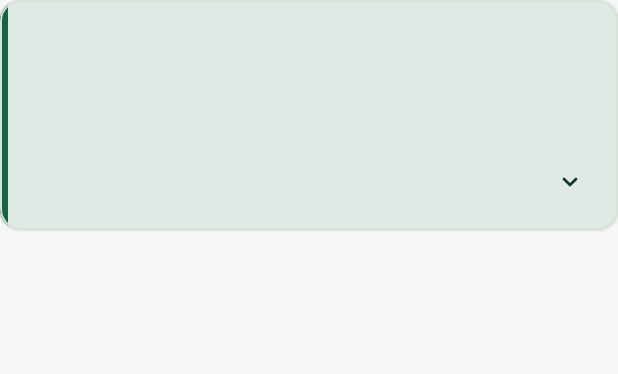
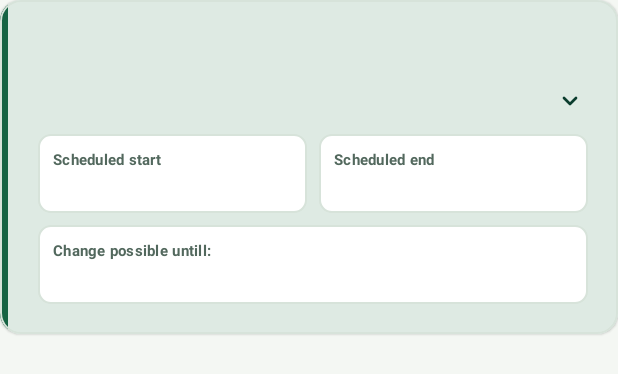
Before and after one commit to SupunPrabodha/SmartSolar, an Android app: the layout item_reservation_card.xml on its own in the app's theme, with its tools: preview values and no code run, on a phone screen of 412 x 824 dp. Shown: the top 374 px of the screen. Run offline under Robolectric (Android 15) with nearby library versions, the light colour scheme and no system bars.

Commit message:
UI/UX changes on the reservation card, & reservation filter tab Ul

```diff
--- a/mobile/SmartSolarMobile/app/src/main/java/com/smartsolar/mobile/ui/workspace/MyReservationsFragment.java
+++ b/mobile/SmartSolarMobile/app/src/main/java/com/smartsolar/mobile/ui/workspace/MyReservationsFragment.java
@@ -225,7 +225,6 @@ public final class MyReservationsFragment extends WorkspaceFragment {
             TextView textCardStatus = card.findViewById(R.id.textCardStatus);
             TextView textCardStation = card.findViewById(R.id.textCardStation);
             TextView textCardEnergy = card.findViewById(R.id.textCardEnergy);
-            TextView textCardStartPreview = card.findViewById(R.id.textCardStartPreview);
             ImageView textChevron = card.findViewById(R.id.textChevron);
             View cardHeader = card.findViewById(R.id.cardHeader);
             View layoutExpandedDetails = card.findViewById(R.id.layoutExpandedDetails);
--- a/mobile/SmartSolarMobile/app/src/main/res/color/solar_action_danger_text.xml
+++ b/mobile/SmartSolarMobile/app/src/main/res/color/solar_action_danger_text.xml
@@ -1,4 +1,4 @@
 <selector xmlns:android="http://schemas.android.com/apk/res/android">
-    <item android:state_enabled="false" android:color="@color/solar_action_disabled_text"/>
+    <item android:state_enabled="false" android:color="@color/solar_status_cancelled" android:alpha="0.38"/>
     <item android:color="@color/solar_status_rejected"/>
 </selector>
--- /dev/null
+++ b/mobile/SmartSolarMobile/app/src/main/res/drawable/bg_filter_tab_indicator.xml
@@ -0,0 +1,5 @@
+<?xml version="1.0" encoding="utf-8"?>
+<shape xmlns:android="http://schemas.android.com/apk/res/android">
+    <solid android:color="@color/solar_primary" />
+    <corners android:radius="20dp" />
+</shape>
--- a/mobile/SmartSolarMobile/app/src/main/res/layout/item_reservation_card.xml
+++ b/mobile/SmartSolarMobile/app/src/main/res/layout/item_reservation_card.xml
@@ -11,33 +11,27 @@
     app:strokeWidth="1dp"
     app:strokeColor="@color/solar_border">
 
-    <!--
-        Outer card container.
-        The status accent is retained from Merge-M1-M4.
-    -->
+    <!-- Outer Container with Left Status Accent Bar -->
     <LinearLayout
         android:layout_width="match_parent"
         android:layout_height="wrap_content"
         android:orientation="horizontal">
 
-        <!-- Reservation status accent -->
+        <!-- Left Status Color Accent Strip -->
         <View
             android:id="@+id/viewStatusAccent"
             android:layout_width="5dp"
             android:layout_height="match_parent"
             android:background="@drawable/bg_status_accent_bar" />
 
-        <!-- Main reservation content -->
+        <!-- Main Card Contents -->
         <LinearLayout
             android:layout_width="0dp"
             android:layout_height="wrap_content"
             android:layout_weight="1"
             android:orientation="vertical">
 
-            <!-- ========================================================= -->
-            <!-- COLLAPSED / SUMMARY HEADER                               -->
-            <!-- ========================================================= -->
-
+            <!-- Clickable Base Header -->
             <LinearLayout
                 android:id="@+id/cardHeader" android:background="@color/solar_brand_surface"
                 android:layout_width="match_parent"
@@ -49,7 +43,7 @@
                 android:focusable="true"
                 android:minHeight="48dp">
 
-                <!-- Energy amount + reservation status -->
+                <!-- Top Row: Energy Amount + Status -->
                 <LinearLayout
                     android:layout_width="match_parent"
                     android:layout_height="wrap_content"
@@ -74,58 +68,25 @@
 
                 </LinearLayout>
 
-                <!--
-                    Compact schedule preview retained from the polished
-                    IT23187450 reservation card.
-                -->
-                <TextView
-                    android:id="@+id/textCardStartPreview"
-                    style="@style/Solar.Body"
-                    android:layout_width="match_parent"
-                    android:layout_height="wrap_content"
-                    android:layout_marginTop="@dimen/solar_space_sm"
-                    android:textColor="@color/solar_text"
-                    android:textSize="14sp" />
-
-                <!-- Station -->
-                <TextView
-                    android:id="@+id/textCardStation"
-                    style="@style/Solar.Body"
-                    android:layout_width="match_parent"
-                    android:layout_height="wrap_content"
-                    android:layout_marginTop="@dimen/solar_space_sm"
-                    android:textColor="@color/solar_secondary"
-                    android:textSize="13sp"
-                    android:maxLines="1"
-                    android:ellipsize="end" />
-
-                <!-- Reservation reference + vector expand chevron -->
+                <!-- Station Name + Vector Chevron -->
                 <LinearLayout
                     android:layout_width="match_parent"
                     android:layout_height="wrap_content"
-                    android:layout_marginTop="6dp"
                     android:orientation="horizontal"
-                    android:gravity="center_vertical">
+                    android:gravity="center_vertical"
+                    android:layout_marginTop="6dp">
 
-                    <!--
-                        Kept for compatibility with the polished Prosumer
-                        reservation renderer. It consumes zero meaningful
-                        space when no value is bound.
-                    -->
                     <TextView
-                        android:id="@+id/textCardIdSnippet"
+                        android:id="@+id/textCardStation"
                         style="@style/Solar.Body"
                         android:layout_width="0dp"
                         android:layout_height="wrap_content"
                         android:layout_weight="1"
+                        android:textSize="13sp"
                         android:textColor="@color/solar_secondary"
-                        android:textSize="12sp" />
+                        android:maxLines="1"
+                        android:ellipsize="end" />
 
-                    <!--
-                        Vector chevron.
-                        Java rotates this ImageView instead of replacing
-                        Unicode arrow characters.
-                    -->
                     <ImageView
                         android:id="@+id/textChevron"
                         android:layout_width="24dp"
@@ -136,40 +97,20 @@
 
                 </LinearLayout>
 
-            </LinearLayout>
-
-            <!-- ========================================================= -->
-            <!-- EXPANDED DETAILS                                         -->
-            <!-- ========================================================= -->
-
+                <!-- Timestamp / Cutoff Grid -->
                 <LinearLayout
-                android:id="@+id/layoutExpandedDetails"
                     android:layout_width="match_parent"
                     android:layout_height="wrap_content"
-                android:orientation="vertical"
-                android:paddingStart="@dimen/solar_space_base"
-                android:paddingEnd="@dimen/solar_space_base"
-                android:paddingBottom="@dimen/solar_space_base"
-                android:visibility="gone">
+                    android:layout_marginTop="10dp"
+                    android:orientation="vertical">
 
-                <!-- Separator -->
-                <View
-                    android:layout_width="match_parent"
-                    android:layout_height="1dp"
-                    android:layout_marginBottom="@dimen/solar_space_md"
-                    android:background="?attr/colorOutlineVariant" />
-
-                <!-- ===================================================== -->
-                <!-- SCHEDULE DETAILS                                      -->
-                <!-- ===================================================== -->
-
-                <!-- Start + End -->
+                    <!-- Start + End Row -->
                     <LinearLayout
                         android:layout_width="match_parent"
                         android:layout_height="wrap_content"
                         android:orientation="horizontal">
 
-                    <!-- Accepted / scheduled start -->
+                        <!-- Scheduled Start -->
                         <LinearLayout
                             android:layout_width="0dp"
                             android:layout_height="wrap_content"
@@ -200,7 +141,7 @@
 
                         </LinearLayout>
 
-                    <!-- Accepted / scheduled end -->
+                        <!-- Scheduled End -->
                         <LinearLayout
                             android:layout_width="0dp"
                             android:layout_height="wrap_content"
@@ -233,7 +174,7 @@
 
                     </LinearLayout>
 
-                <!-- Change / cancellation cutoff -->
+                    <!-- Change Cutoff -->
                     <LinearLayout
                         android:layout_width="match_parent"
                         android:layout_height="wrap_content"
@@ -263,15 +204,33 @@
 
                     </LinearLayout>
 
-                <!-- ===================================================== -->
-                <!-- REJECTION MESSAGE                                     -->
-                <!-- ===================================================== -->
+                </LinearLayout>
 
+            </LinearLayout>
+
+            <!-- Expanded Details and Actions -->
+            <LinearLayout
+                android:id="@+id/layoutExpandedDetails"
+                android:layout_width="match_parent"
+                android:layout_height="wrap_content"
+                android:orientation="vertical"
+                android:paddingStart="@dimen/solar_space_base"
+                android:paddingEnd="@dimen/solar_space_base"
+                android:paddingBottom="@dimen/solar_space_base"
+                android:visibility="gone">
+
+                <!-- Divider -->
+                <View
+                    android:layout_width="match_parent"
+                    android:layout_height="1dp"
+                    android:layout_marginBottom="@dimen/solar_space_md"
+                    android:background="?attr/colorOutlineVariant" />
+
+                <!-- Rejection Notice -->
                 <LinearLayout
                     android:id="@+id/layoutRejectionNotice"
                     android:layout_width="match_parent"
                     android:layout_height="wrap_content"
-                    android:layout_marginTop="@dimen/solar_space_md"
                     android:padding="@dimen/solar_space_md"
                     android:background="@drawable/bg_rejection_notice"
                     android:orientation="vertical"
@@ -281,24 +240,21 @@
                         android:layout_width="match_parent"
                         android:layout_height="wrap_content"
                         android:text="@string/rejection_reason_formatted"
-                        android:textColor="@color/solar_status_rejected"
                         android:textSize="12sp"
-                        android:textStyle="bold" />
+                        android:textStyle="bold"
+                        android:textColor="@color/solar_status_rejected" />
 
                     <TextView
                         android:id="@+id/textRejectionRemark"
                         android:layout_width="match_parent"
                         android:layout_height="wrap_content"
                         android:layout_marginTop="@dimen/solar_space_xs"
-                        android:textColor="?attr/colorOnSurface"
-                        android:textSize="13sp" />
+                        android:textSize="13sp"
+                        android:textColor="?attr/colorOnSurface" />
 
                 </LinearLayout>
 
-                <!-- ===================================================== -->
-                <!-- RESERVATION RESTRICTION MESSAGE                       -->
-                <!-- ===================================================== -->
-
+                <!-- Restriction Notice -->
                 <TextView
                     android:id="@+id/textExpandedRestriction"
                     style="@style/Solar.Body"
@@ -311,10 +267,7 @@
                     android:textSize="12sp"
                     android:visibility="gone" />
 
-                <!-- ===================================================== -->
-                <!-- ACTION BUTTONS                                        -->
-                <!-- ===================================================== -->
-
+                <!-- Action Buttons -->
                 <LinearLayout
                     android:layout_width="match_parent"
                     android:layout_height="wrap_content"
@@ -335,8 +288,8 @@
                             android:layout_marginEnd="@dimen/solar_space_xs"
                             android:minHeight="48dp"
                             android:paddingHorizontal="4dp"
-                            android:text="@string/btn_modify_reservation"
-                            android:textSize="13sp" />
+                            android:textSize="13sp"
+                            android:text="@string/btn_modify_reservation" />
 
                         <com.google.android.material.button.MaterialButton
                             android:id="@+id/buttonCardCancel"
@@ -347,12 +300,12 @@
                             android:layout_marginStart="@dimen/solar_space_xs"
                             android:minHeight="48dp"
                             android:paddingHorizontal="4dp"
-                            android:text="@string/btn_cancel_reservation"
-                            android:textSize="13sp" />
+                            android:textSize="13sp"
+                            android:text="@string/btn_cancel_reservation" />
 
                     </LinearLayout>
 
-                    <!-- Approved reservation actions -->
+                    <!-- Approved Actions -->
                     <LinearLayout
                         android:id="@+id/layoutCardApprovedActions"
                         android:layout_width="match_parent"
@@ -370,8 +323,8 @@
                             android:layout_marginEnd="@dimen/solar_space_xs"
                             android:minHeight="48dp"
                             android:paddingHorizontal="4dp"
-                            android:text="@string/view_qr_code"
-                            android:textSize="13sp" />
+                            android:textSize="13sp"
+                            android:text="@string/view_qr_code" />
 
                         <com.google.android.material.button.MaterialButton
                             android:id="@+id/buttonCardGetDirections"
@@ -382,8 +335,8 @@
                             android:layout_marginStart="@dimen/solar_space_xs"
                             android:minHeight="48dp"
                             android:paddingHorizontal="4dp"
-                            android:text="@string/btn_get_directions"
-                            android:textSize="13sp" />
+                            android:textSize="13sp"
+                            android:text="@string/btn_get_directions" />
 
                     </LinearLayout>
 
--- a/mobile/SmartSolarMobile/app/src/main/res/values/styles.xml
+++ b/mobile/SmartSolarMobile/app/src/main/res/values/styles.xml
@@ -27,7 +27,7 @@
     <style name="Solar.Button.Danger" parent="Solar.Button.Outlined">
         <item name="iconTint">@color/solar_action_danger_text</item>
         <item name="android:textColor">@color/solar_action_danger_text</item>
-        <item name="strokeColor">@color/solar_action_danger_text</item>
+        <item name="strokeColor">@color/btn_danger_stroke</item>
     </style>
     <style name="Solar.Input" parent="Widget.Material3.TextInputLayout.OutlinedBox">
         <item name="boxBackgroundColor">@color/solar_surface</item>
@@ -76,4 +76,9 @@
         <item name="cornerSizeBottomLeft">0dp</item>
         <item name="cornerSizeBottomRight">0dp</item>
     </style>
+    <style name="Solar.FilterTabTextAppearance" parent="TextAppearance.Material3.LabelLarge">
+        <item name="android:textSize">13sp</item>
+        <item name="android:textStyle">bold</item>
+        <item name="android:textAllCaps">false</item>
+    </style>
 </resources>
```
Also changed, not shown: mobile/SmartSolarMobile/app/src/main/res/drawable/bg_filter_bar_capsule.xml (added, +8 -0 lines), mobile/SmartSolarMobile/app/src/main/res/layout/fragment_booking_workspace.xml (+12 -9 lines). Lines whose indentation alone changed are shown as unchanged.
